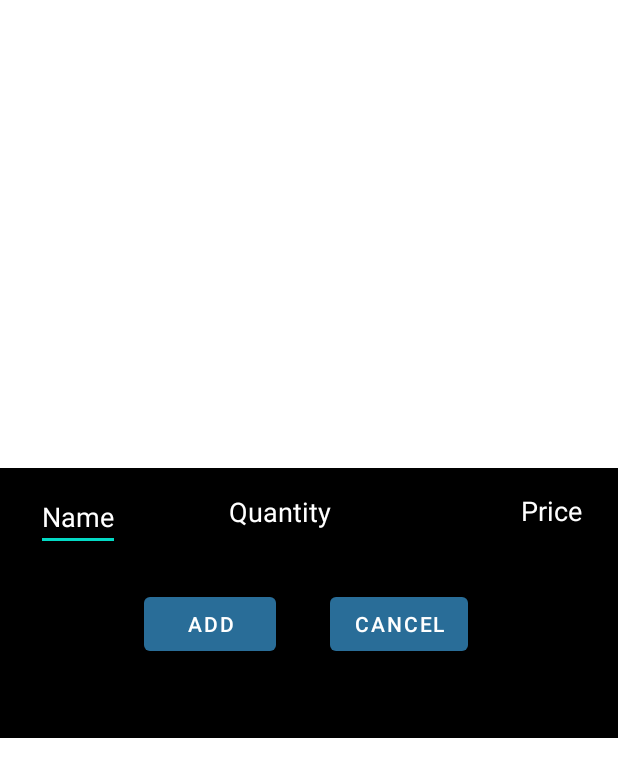
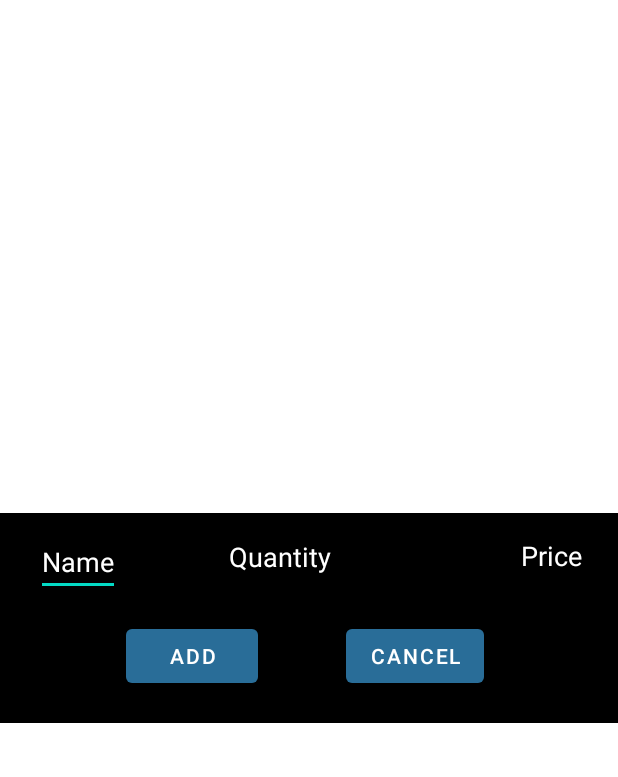
Before and after one commit to quetto1/AndroidExamProject, an Android app: the layout add_range_dialog.xml on its own in the app's theme, with its tools: preview values and no code run, on a phone screen of 412 x 824 dp. Shown: the top 777 px of the screen. Run offline under Robolectric (Android 15) with nearby library versions, the phone set to English and light mode, and no system bars.

Commit message:
design changes

```diff
--- a/app/src/main/java/com/example/shopinglist1/main_fragment/AddRangeDialogMain.kt
+++ b/app/src/main/java/com/example/shopinglist1/main_fragment/AddRangeDialogMain.kt
@@ -25,10 +25,8 @@ class AddRangeDialogMain(
         val itemNameText = findViewById<EditText>(R.id.textView)
 
 
-
         addButton?.setOnClickListener {
             val itemNameMain = itemNameText?.text.toString()
-
 
             val item = ShoppingItemsMain(itemNameMain)
             shoppingItemClickInterface.onItemClick(item)
--- a/app/src/main/java/com/example/shopinglist1/room/ShoppingDataBase.kt
+++ b/app/src/main/java/com/example/shopinglist1/room/ShoppingDataBase.kt
@@ -7,6 +7,7 @@ import androidx.room.RoomDatabase
 import com.example.shopinglist1.room.ShoppingDao
 import com.example.shopinglist1.room.ShoppingItemsMain
 
+//Here we are invoking the database where we attaching 2 tables  shoppingItems and shopping_items_main
 @Database(entities = [ShoppingItems::class, ShoppingItemsMain::class], version = 1)
 abstract class ShoppingDataBase : RoomDatabase() {
     abstract fun getShoppingDao(): ShoppingDao
--- a/app/src/main/java/com/example/shopinglist1/room/ShoppingItemsMain.kt
+++ b/app/src/main/java/com/example/shopinglist1/room/ShoppingItemsMain.kt
@@ -4,7 +4,7 @@ import androidx.room.ColumnInfo
 import androidx.room.Entity
 import androidx.room.PrimaryKey
 
-// Initiating variables in table from Room Database
+// Initiating variables in table using Room Database
 @Entity(tableName = "shopping_items_main")
 data class ShoppingItemsMain (
     //Column with  Item Name
--- a/app/src/main/java/com/example/shopinglist1/room/ShoppingRepo.kt
+++ b/app/src/main/java/com/example/shopinglist1/room/ShoppingRepo.kt
@@ -3,6 +3,7 @@ package com.example.shopinglist1
 import com.example.shopinglist1.room.ShoppingItemsMain
 
 
+//Shopping repo is responsible for initiating functions responsible for pushing,deleting and geting the records from the database
 class ShoppingRepo(private val db:ShoppingDataBase) {
 
     suspend fun insert(items: ShoppingItems) = db.getShoppingDao().insert(items)
--- a/app/src/main/res/layout/add_range_dialog.xml
+++ b/app/src/main/res/layout/add_range_dialog.xml
@@ -3,8 +3,9 @@
     xmlns:app="http://schemas.android.com/apk/res-auto"
     xmlns:tools="http://schemas.android.com/tools"
     android:layout_width="match_parent"
-    android:layout_height="180dp"
-    android:layout_marginBottom="10dp"
+    android:layout_height="140dp"
+    android:layout_marginBottom="0dp"
+    android:layout_marginTop="0dp"
     android:layout_gravity="center"
     android:background="@color/black">
 
@@ -64,6 +65,7 @@
         android:layout_width="wrap_content"
         android:layout_height="wrap_content"
         android:layout_marginStart="60dp"
+        android:layout_marginTop="40dp"
         android:text="Add"
         app:layout_constraintBottom_toBottomOf="parent"
         app:layout_constraintEnd_toStartOf="@+id/cancelButton"
@@ -75,10 +77,13 @@
         android:id="@+id/cancelButton"
         android:layout_width="wrap_content"
         android:layout_height="wrap_content"
-        android:layout_marginEnd="100dp"
+        android:layout_marginStart="35dp"
+        android:layout_marginTop="40dp"
+        android:layout_marginEnd="65dp"
         android:text="Cancel"
         app:layout_constraintBottom_toBottomOf="parent"
         app:layout_constraintEnd_toEndOf="parent"
+        app:layout_constraintStart_toEndOf="@+id/addButton"
         app:layout_constraintTop_toTopOf="parent"
         app:layout_constraintVertical_bias="0.606" />
 
--- a/app/src/main/res/layout/add_range_dialog_main.xml
+++ b/app/src/main/res/layout/add_range_dialog_main.xml
@@ -4,8 +4,9 @@
     xmlns:tools="http://schemas.android.com/tools"
     android:layout_width="match_parent"
     android:layout_height="130dp"
-    android:layout_marginBottom="10dp"
     android:layout_gravity="center"
+    android:layout_marginBottom="0dp"
+    android:layout_marginTop="0dp"
     android:background="@color/black">
 
 
@@ -27,14 +28,13 @@
         android:layout_width="wrap_content"
         android:layout_height="wrap_content"
         android:layout_marginStart="100dp"
+        android:layout_marginEnd="50dp"
         android:text="Add"
         app:layout_constraintBottom_toBottomOf="parent"
         app:layout_constraintEnd_toStartOf="@+id/cancelButton"
         app:layout_constraintStart_toStartOf="parent"
         app:layout_constraintTop_toTopOf="parent"
-        app:layout_constraintVertical_bias="0.804"
-
-        />
+        app:layout_constraintVertical_bias="0.804" />
 
     <Button
         android:id="@+id/cancelButton"
```
